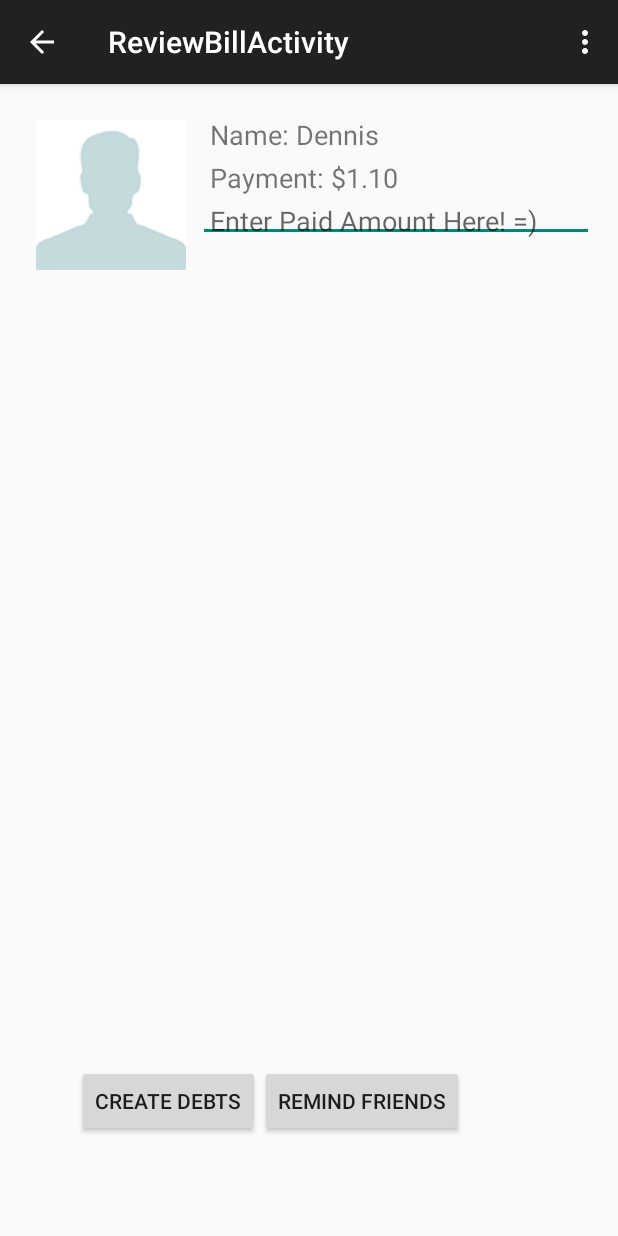
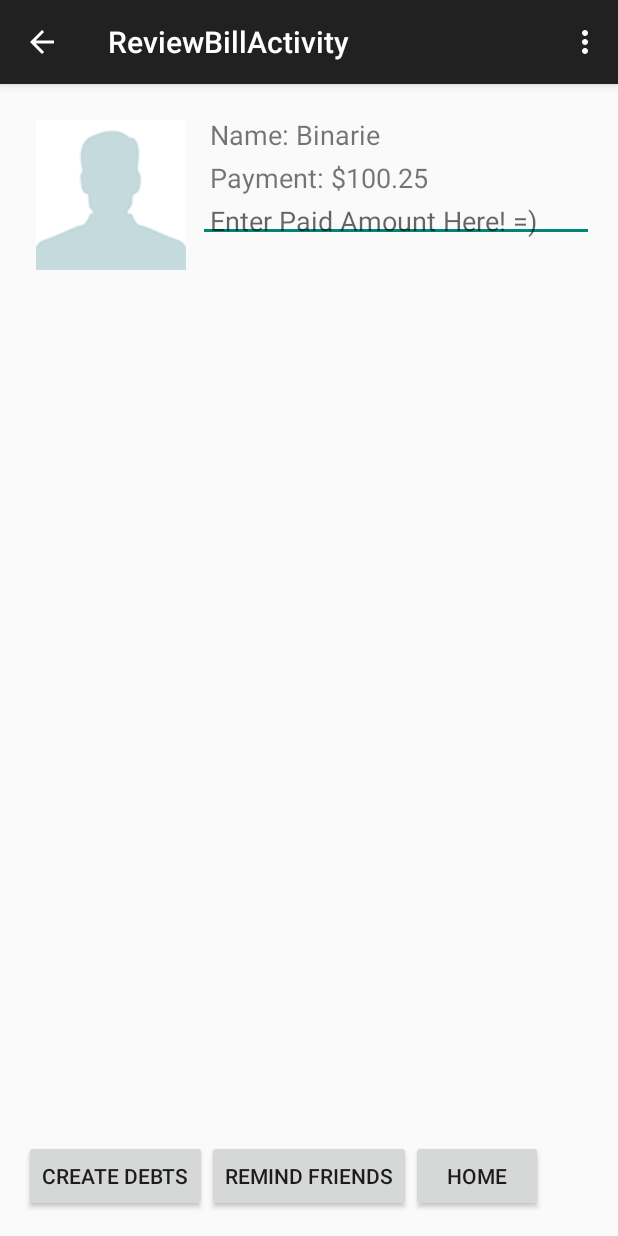
Before and after one commit to hliejun/EventManagement, an Android app: the ReviewBillActivityFragment screen opened directly, with no data from a screen before it, on a phone screen of 412 x 824 dp. Run offline under Robolectric (Android 15) with nearby library versions, the light colour scheme and no system bars.

Commit message:
Commit #6
- Edited debt activity fragment
- Populated 17 payment entries instead of 7
- Added home button in review bill activity
- Added message to user upon completing debt making procedures

```diff
--- a/app/src/main/java/sg/edu/nus/comp/orbital/eventmanagement/ReviewBillActivity.java
+++ b/app/src/main/java/sg/edu/nus/comp/orbital/eventmanagement/ReviewBillActivity.java
@@ -103,6 +103,16 @@ public class ReviewBillActivity extends ActionBarActivity implements RecyclerVie
         User user07 = new User("Seraphine", "91512415");
         User user08 = new User("Fandi Ahmad", "81251012");
         User user09 = new User("Unbelievable", "91632235");
+        User user10 = new User("Terence", "92552432");
+        User user11 = new User("Courtney", "92363262");
+        User user12 = new User("Louis", "81623410");
+        User user13 = new User("Betty", "92346239");
+        User user14 = new User("Binarie", "90236899");
+        User user15 = new User("Shaunti", "98923623");
+        User user16 = new User("Denise", "81629145");
+        User user17 = new User("Thomas", "80908235");
+        User user18 = new User("Vishnu", "97078987");
+        User user19 = new User("Ridhwan", "97801249");
         User mPayer = new User("AH LONG", "1800 555 0000");
 
         Group group = new Group();
@@ -115,6 +125,16 @@ public class ReviewBillActivity extends ActionBarActivity implements RecyclerVie
         group.addUser(user07);
         group.addUser(user08);
         group.addUser(user09);
+        group.addUser(user10);
+        group.addUser(user11);
+        group.addUser(user12);
+        group.addUser(user13);
+        group.addUser(user14);
+        group.addUser(user15);
+        group.addUser(user16);
+        group.addUser(user17);
+        group.addUser(user18);
+        group.addUser(user19);
 
         billInReview = new Bill(group, mPayer, "Catching Bugs!");
 
@@ -137,12 +157,27 @@ public class ReviewBillActivity extends ActionBarActivity implements RecyclerVie
         pgprOrders.add("Shammu");
         pgprOrders.add("Dennis");
         pgprOrders.add("Seraphine");
+        pgprOrders.add("Terence");
+        pgprOrders.add("Courtney");
+        pgprOrders.add("Louis");
         pgprOrders.add("Xian Dan Ji Ding Rice");
-        pgprOrders.add("1");
+        pgprOrders.add("200");
+
+        ArrayList<String> lollipop = new ArrayList<String>();
+        lollipop.add("Betty");
+        lollipop.add("Binarie");
+        lollipop.add("Shaunti");
+        lollipop.add("Denise");
+        lollipop.add("Thomas");
+        lollipop.add("Vishnu");
+        lollipop.add("Ridhwan");
+        lollipop.add("Lollipop");
+        lollipop.add("500");
 
         billInReview.addPurchase("Cecilia", "Lollipop", 5);
         billInReview.addPurchase(sheltoxGang, "Sheltox", 23);
         billInReview.addPurchase(pgprOrders);
+        billInReview.addPurchase(lollipop);
 
         billInReview.setList();
 
@@ -251,12 +286,29 @@ public class ReviewBillActivity extends ActionBarActivity implements RecyclerVie
                     Log.i("REVIEW_BILL_ACTIVITY", "Debt: $" + debt.getDebtAmt());
                 }
             }
+            alertDialog.setMessage("Great! We have saved your debts! You may return to the main " +
+                    "page or edit the fields and create debts again!");
+            alertDialog.setTitle("Debts created");
+            alertDialog.setPositiveButton("OK", null);
+            alertDialog.setCancelable(true);
+            alertDialog.create().show();
+
+            alertDialog.setPositiveButton("Ok",
+                    new DialogInterface.OnClickListener() {
+                        public void onClick(DialogInterface dialog, int which) {
+                        }
+                    }
+            );
         }
 
     }
 
     public void remindPayment(View view) {
         //TODO: ON BUTTON REMIND, SEND REMINDER TO USERS IN LIST OF VIEWS
+    }
+
+    public void backHome(View view) {
+        finish();
     }
 
     @TargetApi(Build.VERSION_CODES.LOLLIPOP)
@@ -266,6 +318,8 @@ public class ReviewBillActivity extends ActionBarActivity implements RecyclerVie
             createDebts(view);
         } else if (view.getId() == R.id.remindPayButton) {
             remindPayment(view);
+        } else if (view.getId() == R.id.backToMain) {
+            backHome(view);
         } else if (view.getId() == R.id.userCost) {
             int index = mRecyclerView.getChildAdapterPosition(view);
             if (actionMode != null) {
--- a/app/src/main/res/layout/fragment_review_bill.xml
+++ b/app/src/main/res/layout/fragment_review_bill.xml
@@ -14,18 +14,17 @@
         xmlns:tools="http://schemas.android.com/tools"
         android:id="@+id/UserCostList"
         android:layout_width="match_parent"
-        android:layout_height="match_parent"/>
+        android:layout_height="match_parent"
+        android:layout_above="@+id/createDebtsButton"/>
 
     <Button
         android:layout_width="wrap_content"
         android:layout_height="wrap_content"
         android:text="Create Debts"
         android:id="@+id/createDebtsButton"
-        android:layout_marginBottom="50dp"
-        android:layout_marginStart="35dp"
-        android:layout_alignParentBottom="true"
         android:layout_alignParentStart="true"
-        android:onClick="createDebts"/>
+        android:onClick="createDebts"
+        android:layout_alignParentBottom="true"/>
 
     <Button
         android:layout_width="wrap_content"
@@ -36,4 +35,14 @@
         android:layout_toEndOf="@+id/createDebtsButton"
         android:onClick="remindPayment"/>
 
+    <Button
+        android:layout_width="wrap_content"
+        android:layout_height="wrap_content"
+        android:text="Home"
+        android:id="@+id/backToMain"
+        android:layout_toEndOf="@+id/remindPayButton"
+        android:layout_alignTop="@+id/createDebtsButton"
+        android:focusableInTouchMode="false"
+        android:onClick="backHome"/>
+
 </RelativeLayout>
```
Also changed, not shown: app/src/main/res/layout/fragment_debts.xml (+18 -2 lines).
